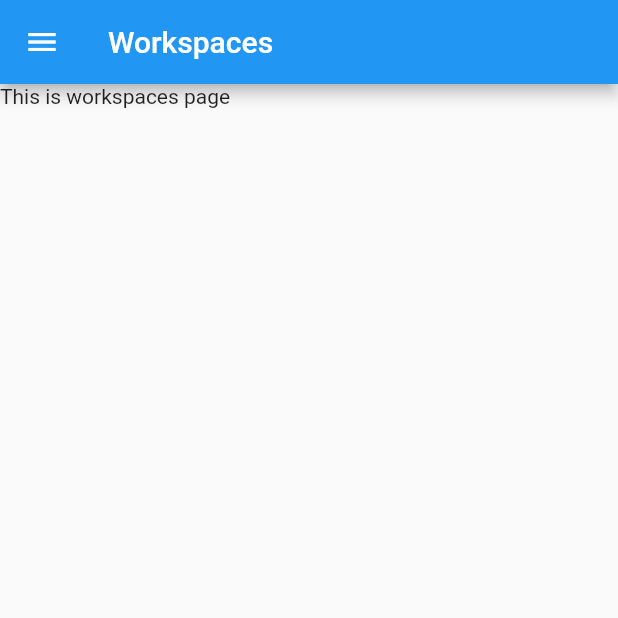
After one commit to cezarmocanu/mini-restaurant-app, a Flutter app: the screen it shows after launch, in the side drawer, after a tap on "Go to workspaces page", on a phone screen of 412 x 824 dp, the top half of it. The commit adds this screen. Run offline on Flutter 3.47's test engine with Material 2 defaults, Android fonts, the phone set to English and light mode, and no system bars.

Commit message:
003 created workspaces file and page, modified routes

```diff
--- a/lib/common/app_drawer.dart
+++ b/lib/common/app_drawer.dart
@@ -30,6 +30,18 @@
               );
             },
           ),
+          ElevatedButton(
+            child: Text("Go to workspaces page"),
+            onPressed: () {
+              Navigator.pushNamedAndRemoveUntil(
+                context,
+                "/workspaces",
+                (route) {
+                  return false;
+                },
+              );
+            },
+          ),
         ],
       ),
     );
--- a/lib/main.dart
+++ b/lib/main.dart
@@ -1,6 +1,7 @@
 import 'package:flutter/material.dart';
 import 'package:kitchen_it/pages/home_page.dart';
 import 'package:kitchen_it/pages/menu_page.dart';
+import 'package:kitchen_it/pages/workspaces_page.dart';
 
 void main() {
   runApp(
@@ -12,6 +13,9 @@
         },
         "/menu": (BuildContext context) {
           return MenuPage();
+        },
+        "/workspaces": (BuildContext context) {
+          return WorkspacesPage();
         }
       },
     ),
--- /dev/null
+++ b/lib/pages/workspaces_page.dart
@@ -0,0 +1,21 @@
+import 'package:flutter/material.dart';
+import 'package:kitchen_it/common/app_drawer.dart';
+
+class WorkspacesPage extends StatelessWidget {
+  @override
+  Widget build(BuildContext context) {
+    return SafeArea(
+      child: Scaffold(
+        appBar: AppBar(
+          title: Text("Workspaces"),
+        ),
+        drawer: AppDrawer(),
+        body: Column(
+          children: [
+            Text("This is workspaces page"),
+          ],
+        ),
+      ),
+    );
+  }
+}
```
